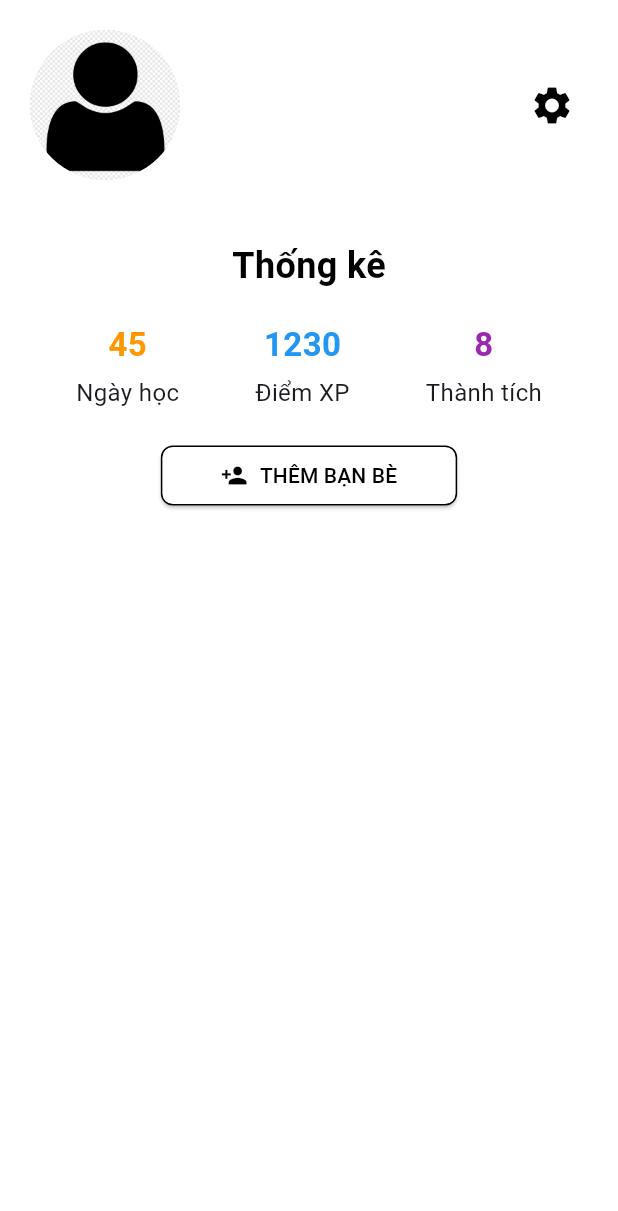
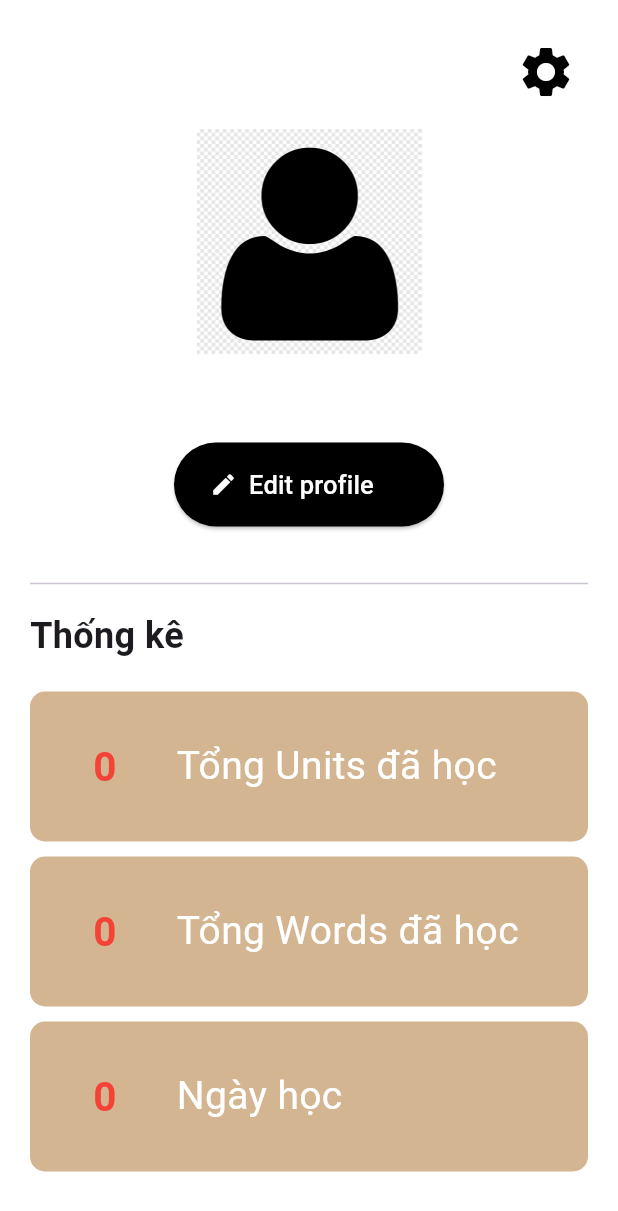
Before and after one commit to tai03102004/English_App, a Flutter app: the UserProfilePage screen opened directly, on a phone screen of 412 x 824 dp. Shown: the top 1211 px of the screen. Run offline on Flutter 3.47's test engine with Material 3 defaults, Android fonts, the phone set to English and light mode, and no system bars; our stand-ins replace audioplayers, cloud_firestore, firebase_auth, firebase_core, fl_chart, flutter_svg and 8 more; accounts and stored records are empty; Roboto replaces fonts that are missing (Roboto-Black).

Commit message:
Update UserProfilePage.dart

```diff
--- a/lib/Pages/Profile/UserProfilePage.dart
+++ b/lib/Pages/Profile/UserProfilePage.dart
@@ -17,125 +17,158 @@ class _UserProfilePage extends State<UserProfilePage>
   Widget build(BuildContext context) {
     AppSizes().init(context);
 
-    // Lấy thông tin từ arguments nếu có
     final arguments = ModalRoute.of(context)?.settings.arguments as Map?;
     final String? userName = arguments?['name'] ?? user?.displayName ?? 'User';
     final String? userPhotoUrl = arguments?['photoUrl'] ?? user?.photoURL;
 
     return Scaffold(
-      backgroundColor: Colors.white,
-      body: Column(
+      body: SingleChildScrollView(
+        child: Container(
+          padding: const EdgeInsets.all(20),
+          child: Column(
             children: [
-          // Header Section
-          Container(
-            padding: const EdgeInsets.all(20),
-            color: Colors.white,
-            child: Row(
-              mainAxisAlignment: MainAxisAlignment.spaceBetween,
+              Row(
+                mainAxisAlignment: MainAxisAlignment.end,
                 children: [
-                CircleAvatar(
-                  radius: 50,
-                  backgroundImage: userPhotoUrl != null
+                  IconButton(
+                    onPressed: () {
+                      // Điều hướng đến trang cài đặt
+                    },
+                    icon: const Icon(Icons.settings),
+                    iconSize: 40,
+                    color: Color(0xFF000000),
+                  ),
+                ],
+              ),
+              const SizedBox(height: 10),
+              SizedBox(
+                width: 150,
+                height: 150,
+                child: Image(
+                  image: userPhotoUrl != null
                       ? NetworkImage(userPhotoUrl)
                       : AssetImage('assets/images/avatar.png') as ImageProvider,
+                  width: 100,
+                  height: 100,
+                  fit: BoxFit.cover,
                 ),
-                const SizedBox(width: 10),
-                Expanded(
-                  child: Column(
-                    crossAxisAlignment: CrossAxisAlignment.center,
-                    children: [
+              ),
+              const SizedBox(height: 10),
               Text(
                 userName!,
                 style: const TextStyle(
                   fontSize: 20,
-                          fontWeight: FontWeight.bold,
+                ),
+              ),
+              const SizedBox(height: 20),
+              SizedBox(
+                width: 180,
+                height: 56,
+                child: ElevatedButton(
+                  onPressed: () {},
+                  style: ElevatedButton.styleFrom(
+                    backgroundColor: Color(0xFF000000),
+                    side: BorderSide.none,
+                    shape: const StadiumBorder(),
+                  ),
+                  child: Row(
+                    children: [
+                      const Icon(
+                        Icons.edit,
+                        color: Colors.white,
+                      ),
+                      const SizedBox(width: 8),
+                      const Text(
+                        "Edit profile",
+                        style: TextStyle(
+                          color: Color(0xFFffffff),
+                          fontSize: 17,
                         ),
                       ),
                     ],
                   ),
                 ),
-                // Nút cài đặt ở góc trên bên phải
-                IconButton(
-                  icon: const Icon(Icons.settings),
-                  onPressed: () {
-                    // Điều hướng đến trang cài đặt
-                  },
-                  iconSize: 30,
-                  color: Colors.black,
+              ),
+              const SizedBox(height: 30),
+              const Divider(),
+              const SizedBox(height: 10),
+              Column(
+                crossAxisAlignment: CrossAxisAlignment.start,
+                children: [
+                  Text(
+                    'Thống kê',
+                    style: TextStyle(
+                      fontSize: 24,
+                      fontWeight: FontWeight.bold,
+                    ),
+                  ),
+                  const SizedBox(height: 20),
+                  StatCard(
+                    title: 'Tổng Units đã học',
+                    value: '0',
+                  ),
+                  const SizedBox(height: 10),
+                  StatCard(
+                    title: 'Tổng Words đã học',
+                    value: '0',
+                  ),
+                  const SizedBox(height: 10),
+                  StatCard(
+                    title: 'Ngày học',
+                    value: '0',
+                  ),
+                ],
               ),
             ],
           ),
         ),
+      ),
+    );
+  }
 
-          // Thống kê Section
-          Container(
-            padding: const EdgeInsets.symmetric(vertical: 20),
-            color: Colors.white,
-            child: Column(
+}
+
+class StatCard extends StatelessWidget {
+  final String title;
+  final String value;
+
+  const StatCard({required this.title, required this.value});
+
+  @override
+  Widget build(BuildContext context) {
+    return Container(
+      height: 100,
+      padding: const EdgeInsets.all(12),
+      decoration: BoxDecoration(
+        color: Color(0xFFD3b591),
+        borderRadius: BorderRadius.circular(10),
+      ),
+      child: Row(
+        mainAxisAlignment: MainAxisAlignment.spaceBetween,
         children: [
+          const SizedBox(width:30),
           Text(
-                  'Thống kê',
+            value,
             style: const TextStyle(
-                    fontSize: 24,
+              color: Colors.red,
+              fontSize: 27,
               fontWeight: FontWeight.bold,
-                    color: Colors.black,
             ),
           ),
-                const SizedBox(height: 20),
-                // Thêm các thống kê của người dùng vào đây
-                Row(
-                  mainAxisAlignment: MainAxisAlignment.spaceEvenly,
-                  children: [
-                    _buildStatCard('Ngày học', '45', Colors.orange),
-                    _buildStatCard('Điểm XP', '1230', Colors.blue),
-                    _buildStatCard('Thành tích', '8', Colors.purple),
-                  ],
+
+          const SizedBox(width: 40),
+          Expanded(
+            child: Text(
+              title,
+              style: const TextStyle(
+                color: Colors.white,
+                fontSize: 26,
               ),
-                const SizedBox(height: 20),
-                // Nút "Thêm bạn bè"
-                ElevatedButton.icon(
-                  onPressed: () {
-                    // Xử lý thêm bạn bè
-                  },
-                  icon: const Icon(Icons.person_add, color: Colors.black), // Icon add friend
-                  label: const Text(
-                    'THÊM BẠN BÈ',
-                    style: TextStyle(color: Colors.black),
-                  ),
-                  style: ElevatedButton.styleFrom(
-                    backgroundColor: Colors.white, // Nền trắng
-                    side: const BorderSide(color: Colors.black), // Viền đen
-                    padding: const EdgeInsets.symmetric(horizontal: 40, vertical: 10),
-                    shape: RoundedRectangleBorder(
-                      borderRadius: BorderRadius.circular(8), // Hình dạng vuông
-                    ),
-                  ),
-                ),
-              ],
+              overflow: TextOverflow.ellipsis,
             ),
           ),
         ],
       ),
     );
   }
-
-  Widget _buildStatCard(String title, String value, Color color) {
-    return Column(
-      children: [
-        Text(
-          value,
-          style: TextStyle(
-            color: color,
-            fontSize: 22,
-            fontWeight: FontWeight.bold,
-          ),
-        ),
-        const SizedBox(height: 5),
-        Text(
-          title,
-          style: const TextStyle(fontSize: 16),
-        ),
-      ],
-    );
 }
-}
```
Lines whose indentation alone changed are shown as unchanged.
